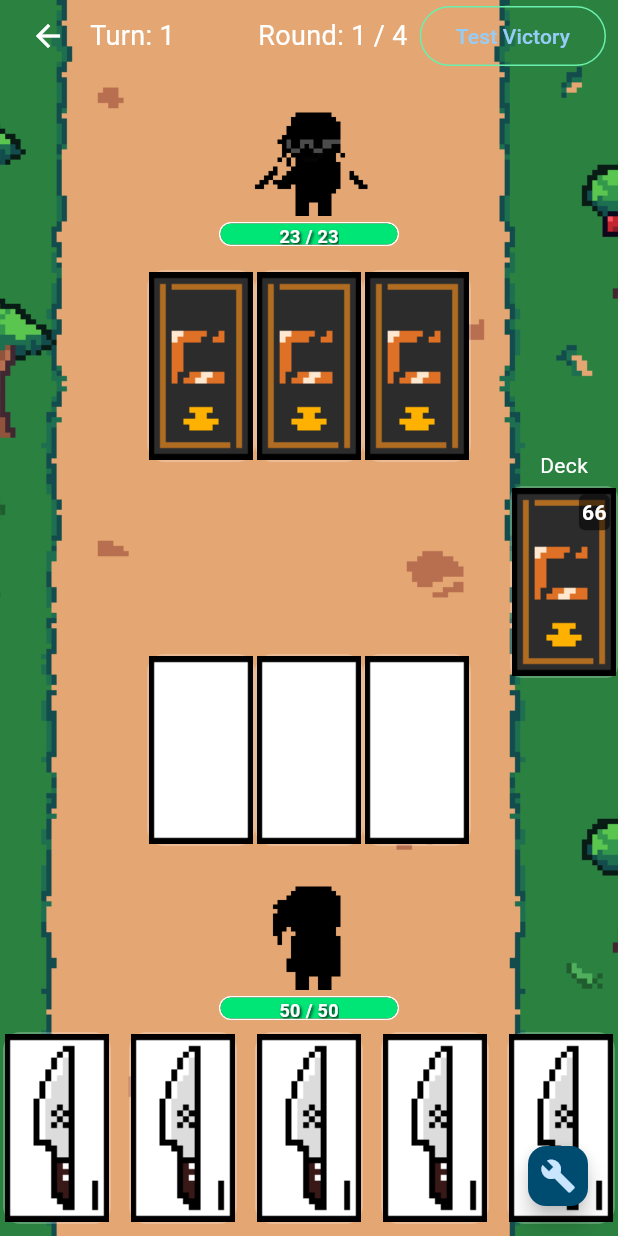
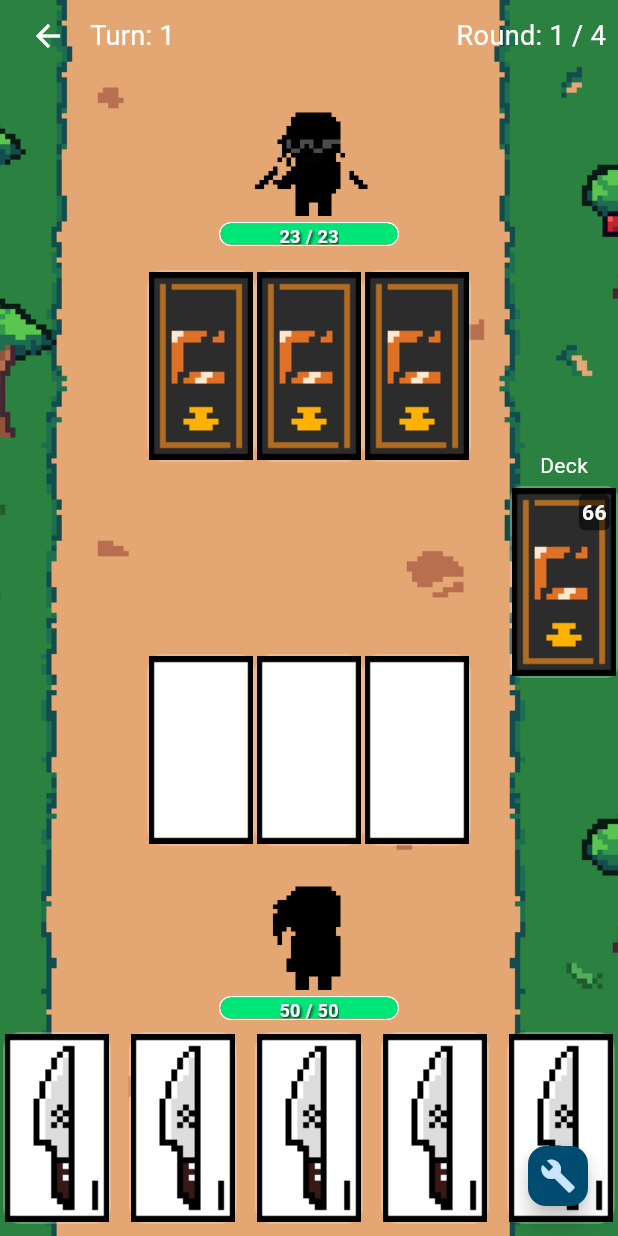
Before and after one commit to t1ww/camt-terminator, a Flutter app: the CombatScreen screen opened by its route, after a tap on an icon or button, on a phone screen of 412 x 824 dp. Run offline on Flutter 3.47's test engine with Material 3 defaults, Android fonts, the phone set to English and light mode, and no system bars; our stand-ins replace just_audio; missing offline and left inert: audio_session; Roboto replaces fonts that are missing (Orbitron); statements that could not run were skipped.

Commit message:
removed victory test button

```diff
--- a/project/camt_terminator/lib/ui/screens/combat_screen.dart
+++ b/project/camt_terminator/lib/ui/screens/combat_screen.dart
@@ -11,8 +11,6 @@ import '../widgets/card_widget.dart';
 import '../widgets/player_widget.dart';
 import '../widgets/boss_widget.dart';
 import '../widgets/deck_widget.dart';
-
-import 'victory_screen.dart';
 
 class CombatScreen extends StatefulWidget {
   const CombatScreen({super.key});
@@ -96,21 +94,6 @@ class _CombatScreenState extends State<CombatScreen> {
                             ),
                           );
                         },
-                      ),
-                      const SizedBox(width: 8),
-                      OutlinedButton(
-                        onPressed: () {
-                          GameCubit.I.reset();
-                          Navigator.of(context).pushReplacement(
-                            MaterialPageRoute(
-                              builder: (_) => const VictoryScreen(),
-                            ),
-                          );
-                        },
-                        style: OutlinedButton.styleFrom(
-                          side: const BorderSide(color: Colors.greenAccent),
-                        ),
-                        child: const Text('Test Victory'),
                       ),
                     ],
                   ),
--- a/project/camt_terminator/lib/ui/widgets/dev_panel.dart
+++ b/project/camt_terminator/lib/ui/widgets/dev_panel.dart
@@ -36,6 +36,7 @@ class DevPanel extends StatelessWidget {
             },
             child: const Text("Damage Player 10"),
           ),
+          const SizedBox(height: 8),
         ],
       ),
     );
```
